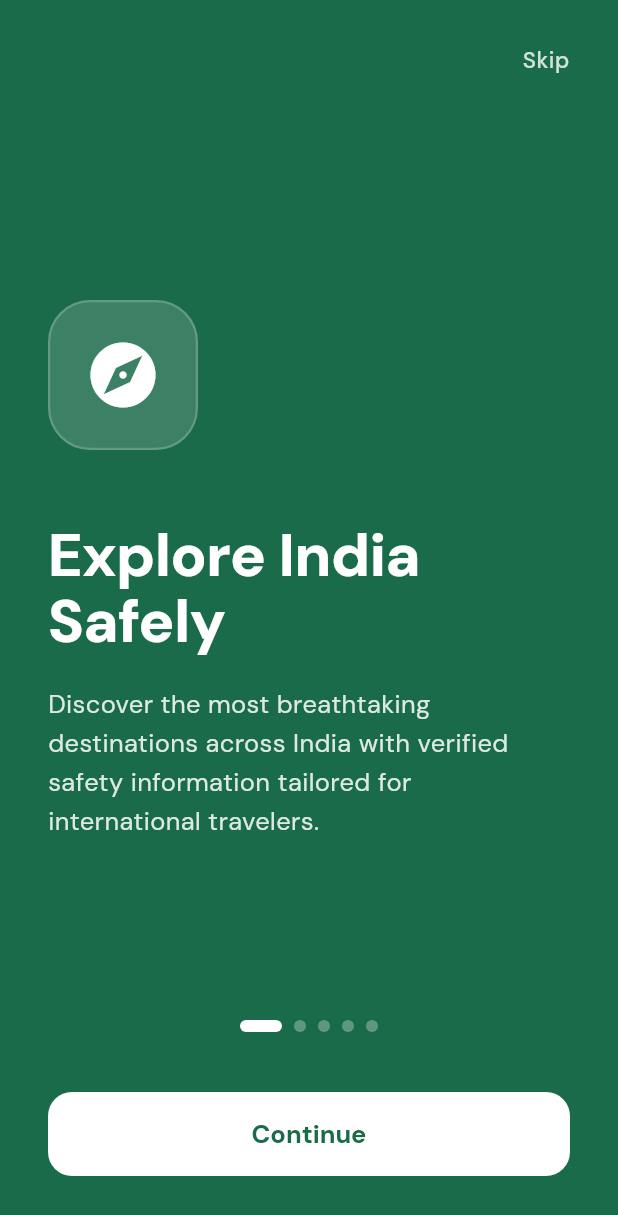
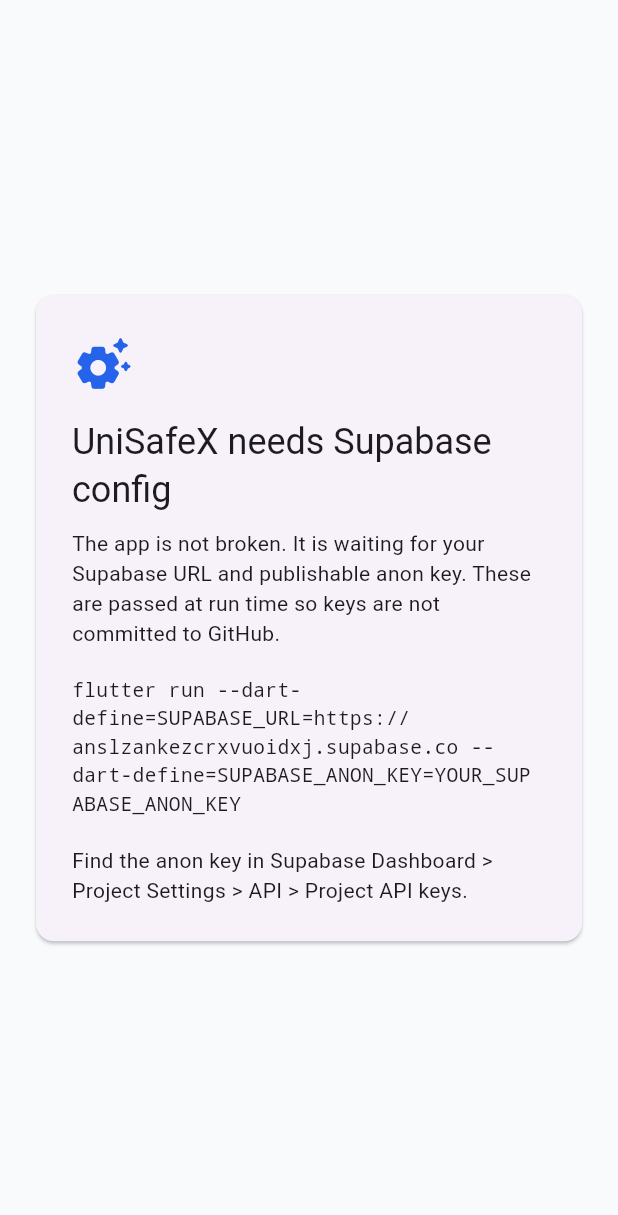
Before and after one commit to abhi-techie22/UnisafeX, a Flutter app: the screen it shows after launch, on a phone screen of 412 x 824 dp. Shown: the top 1215 px of the screen. Run offline on Flutter 3.47's test engine with Material 3 defaults, Android fonts, the phone set to English and light mode, and no system bars; drawn by our look-alikes of flutter_animate, smooth_page_indicator; our stand-ins replace cached_network_image, connectivity_plus, country_picker, dio, easy_localization, equatable and 14 more; accounts and stored records are empty; generated files the repository leaves out were written again.

Commit message:
Show setup screen for missing runtime config

```diff
--- a/lib/core/constants/app_constants.dart
+++ b/lib/core/constants/app_constants.dart
@@ -9,6 +9,14 @@
       String.fromEnvironment('SUPABASE_ANON_KEY');
 
   static const String authCallbackUrl = 'unisafex://login-callback/';
+
+  static bool get hasRuntimeConfig =>
+      supabaseUrl.isNotEmpty && supabaseAnonKey.isNotEmpty;
+
+  static const String missingRuntimeConfigMessage =
+      'Missing Supabase runtime config. Run with '
+      '--dart-define=SUPABASE_URL=... '
+      '--dart-define=SUPABASE_ANON_KEY=...';
 
   // App Info
   static const String appName = 'UniSafeX';
@@ -111,12 +119,8 @@
   static const int pageSize = 20;
 
   static void validateRuntimeConfig() {
-    if (supabaseUrl.isEmpty || supabaseAnonKey.isEmpty) {
-      throw FlutterError(
-        'Missing Supabase runtime config. Run with '
-        '--dart-define=SUPABASE_URL=... '
-        '--dart-define=SUPABASE_ANON_KEY=...',
-      );
+    if (!hasRuntimeConfig) {
+      throw FlutterError(missingRuntimeConfigMessage);
     }
   }
 }
--- a/lib/main.dart
+++ b/lib/main.dart
@@ -13,7 +13,10 @@
 
   await EasyLocalization.ensureInitialized();
 
-  AppConstants.validateRuntimeConfig();
+  if (!AppConstants.hasRuntimeConfig) {
+    runApp(const MissingRuntimeConfigApp());
+    return;
+  }
 
   await Supabase.initialize(
     url: AppConstants.supabaseUrl,
@@ -44,6 +47,72 @@
   );
 }
 
+class MissingRuntimeConfigApp extends StatelessWidget {
+  const MissingRuntimeConfigApp({super.key});
+
+  @override
+  Widget build(BuildContext context) {
+    const projectUrl = 'https://anslzankezcrxvuoidxj.supabase.co';
+    const command = 'flutter run '
+        '--dart-define=SUPABASE_URL=$projectUrl '
+        '--dart-define=SUPABASE_ANON_KEY=YOUR_SUPABASE_ANON_KEY';
+
+    return MaterialApp(
+      debugShowCheckedModeBanner: false,
+      home: Scaffold(
+        backgroundColor: const Color(0xFFF8FAFC),
+        body: Center(
+          child: ConstrainedBox(
+            constraints: const BoxConstraints(maxWidth: 560),
+            child: Card(
+              margin: const EdgeInsets.all(24),
+              child: Padding(
+                padding: const EdgeInsets.all(24),
+                child: Column(
+                  mainAxisSize: MainAxisSize.min,
+                  crossAxisAlignment: CrossAxisAlignment.start,
+                  children: [
+                    const Icon(
+                      Icons.settings_suggest_rounded,
+                      size: 42,
+                      color: Color(0xFF2563EB),
+                    ),
+                    const SizedBox(height: 16),
+                    Text(
+                      'UniSafeX needs Supabase config',
+                      style: Theme.of(context).textTheme.headlineSmall,
+                    ),
+                    const SizedBox(height: 10),
+                    const Text(
+                      'The app is not broken. It is waiting for your Supabase '
+                      'URL and publishable anon key. These are passed at run '
+                      'time so keys are not committed to GitHub.',
+                    ),
+                    const SizedBox(height: 18),
+                    const SelectableText(
+                      command,
+                      style: TextStyle(
+                        fontFamily: 'monospace',
+                        fontSize: 13,
+                        height: 1.45,
+                      ),
+                    ),
+                    const SizedBox(height: 18),
+                    const Text(
+                      'Find the anon key in Supabase Dashboard > Project '
+                      'Settings > API > Project API keys.',
+                    ),
+                  ],
+                ),
+              ),
+            ),
+          ),
+        ),
+      ),
+    );
+  }
+}
+
 class UniSafeXApp extends ConsumerWidget {
   const UniSafeXApp({super.key});
 
```
Also changed, not shown: 3 other files.
